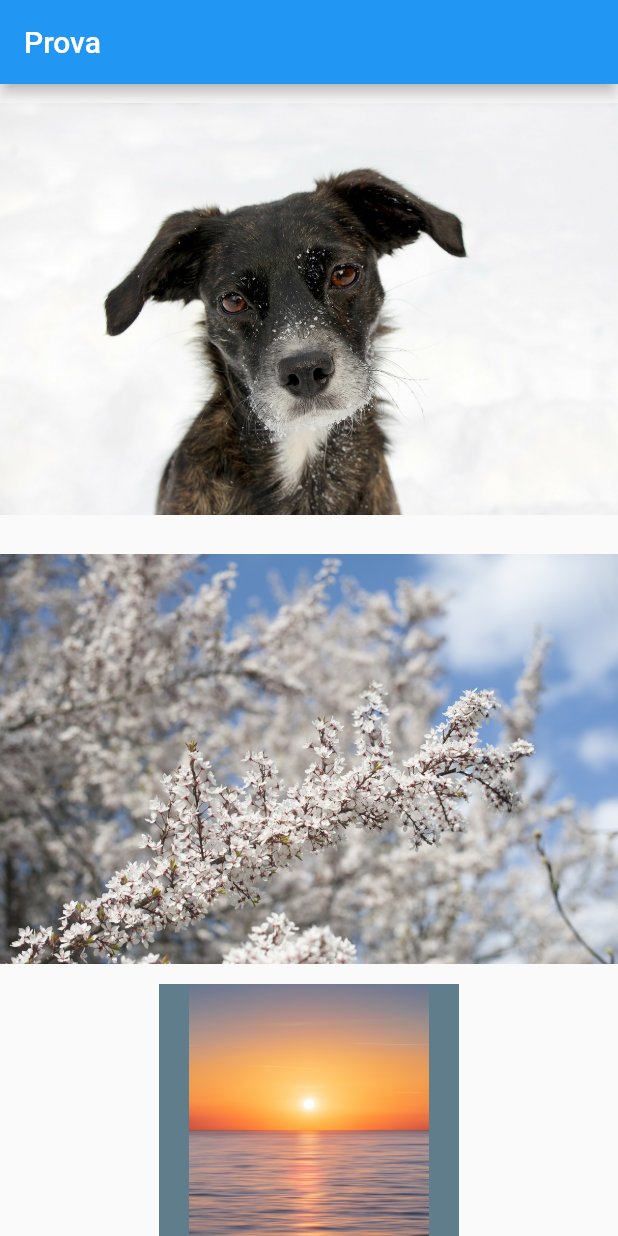
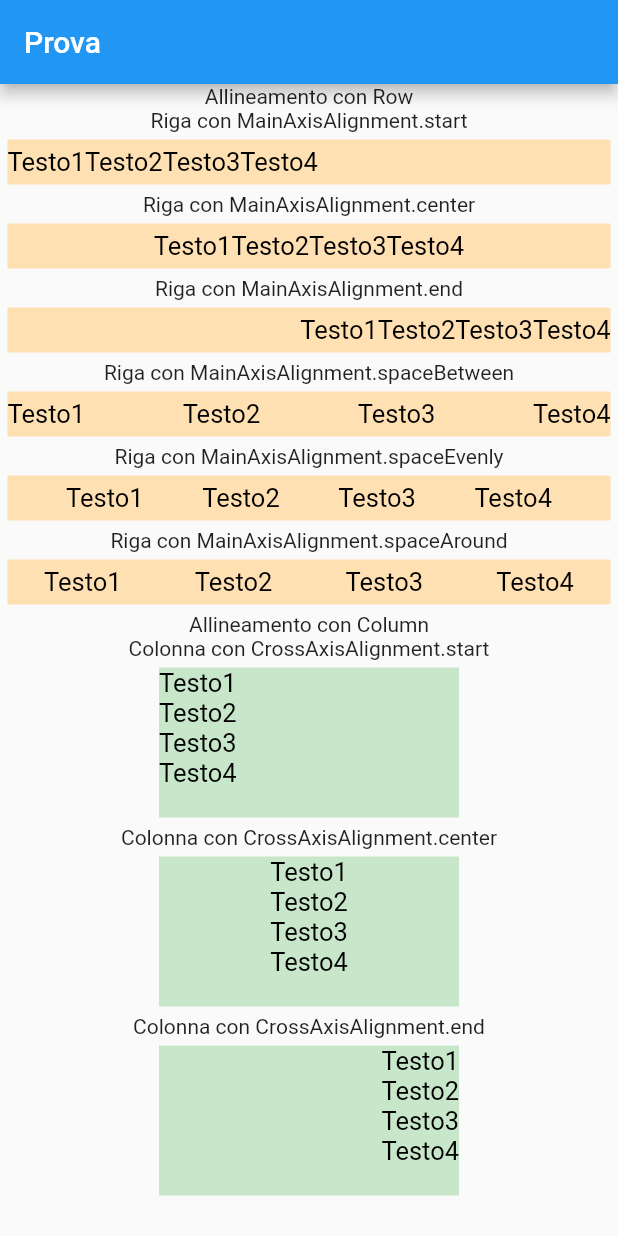
Before and after one commit to Arkan95/flutter_primo_progetto, a Flutter app: the screen it shows after launch, on a phone screen of 412 x 824 dp. Run offline on Flutter 3.47's test engine with Material 2 defaults, Android fonts, the phone set to English and light mode, and no system bars.

Commit message:
Gestione Row e Column

```diff
--- a/lib/main.dart
+++ b/lib/main.dart
@@ -1,14 +1,7 @@
 import 'package:flutter/material.dart';
 
-const _PATH = "assets/images";
-const _PIC01 = "$_PATH/sunset.jpg";
-const _PIC02 = "$_PATH/dog1.jpg";
-const _PIC03 = "$_PATH/dog2.jpg";
-const _PIC04 = "$_PATH/fox.jpg";
-const _PIC05 = "$_PATH/spring.jpg";
-
 void main() {
-  runApp(MyApp());
+  runApp(const MyApp());
 }
 
 class MyApp extends StatelessWidget {
@@ -16,7 +9,7 @@
 
   @override
   Widget build(BuildContext context) {
-    return MaterialApp(
+    return const MaterialApp(
       //Altro...
       home: MyPage(),
     );
@@ -25,70 +18,140 @@
 
 class MyPage extends StatelessWidget {
   const MyPage({Key? key}) : super(key: key);
-
+  Widget _rowMainAlign(mainAxisAlignmentPassato) => Container(
+        color: Colors.orange[100],
+        child: Row(
+          mainAxisAlignment: mainAxisAlignmentPassato,
+          children: <Widget>[
+            Text(
+              "Testo1",
+              style: TextStyle(color: Colors.black, fontSize: 17),
+            ),
+            Text(
+              "Testo2",
+              style: TextStyle(color: Colors.black, fontSize: 17),
+            ),
+            Text(
+              "Testo3",
+              style: TextStyle(color: Colors.black, fontSize: 17),
+            ),
+            Text(
+              "Testo4",
+              style: TextStyle(color: Colors.black, fontSize: 17),
+            ),
+          ],
+        ),
+        height: 30,
+        margin: EdgeInsets.all(5),
+      );
+  Widget _columnMainAlign(crossAxisAlignmentPassato) => Container(
+        color: Colors.green[100],
+        child: Column(
+          crossAxisAlignment: crossAxisAlignmentPassato,
+          children: <Widget>[
+            Text(
+              "Testo1",
+              style: TextStyle(color: Colors.black, fontSize: 17),
+            ),
+            Text(
+              "Testo2",
+              style: TextStyle(color: Colors.black, fontSize: 17),
+            ),
+            Text(
+              "Testo3",
+              style: TextStyle(color: Colors.black, fontSize: 17),
+            ),
+            Text(
+              "Testo4",
+              style: TextStyle(color: Colors.black, fontSize: 17),
+            ),
+          ],
+        ),
+        height: 100,
+        width: 200,
+        margin: EdgeInsets.all(5),
+      );
   @override
   Widget build(BuildContext context) {
     return Scaffold(
       appBar: AppBar(
-        title: Text('Prova'),
+        title: const Text('Prova'),
       ),
       body: SingleChildScrollView(
         child: Column(
           children: <Widget>[
-            //Immagine 1
+            Text(
+              "Allineamento con Row",
+              textAlign: TextAlign.justify,
+            ),
             Container(
-              constraints: BoxConstraints.expand(height: 300),
-              alignment: Alignment.center,
-              child: Image.asset(
-                "assets/images/dog2.jpg",
-                fit: BoxFit.cover,
+              child: Column(
+                children: <Widget>[
+                  Column(
+                    children: <Widget>[
+                      Text("Riga con MainAxisAlignment.start"),
+                      _rowMainAlign(MainAxisAlignment.start),
+                    ],
+                  ),
+                  Column(
+                    children: <Widget>[
+                      Text("Riga con MainAxisAlignment.center"),
+                      _rowMainAlign(MainAxisAlignment.center),
+                    ],
+                  ),
+                  Column(
+                    children: <Widget>[
+                      Text("Riga con MainAxisAlignment.end"),
+                      _rowMainAlign(MainAxisAlignment.end),
+                    ],
+                  ),
+                  Column(
+                    children: <Widget>[
+                      Text("Riga con MainAxisAlignment.spaceBetween"),
+                      _rowMainAlign(MainAxisAlignment.spaceBetween),
+                    ],
+                  ),
+                  Column(
+                    children: <Widget>[
+                      Text("Riga con MainAxisAlignment.spaceEvenly"),
+                      _rowMainAlign(MainAxisAlignment.spaceEvenly),
+                    ],
+                  ),
+                  Column(
+                    children: <Widget>[
+                      Text("Riga con MainAxisAlignment.spaceAround"),
+                      _rowMainAlign(MainAxisAlignment.spaceAround),
+                    ],
+                  ),
+                ],
               ),
             ),
-            //Immagine 2
-            Container(
-              constraints: BoxConstraints.expand(height: 300),
-              alignment: Alignment.center,
-              child: Image(
-                image: AssetImage(_PIC05),
-                fit: BoxFit.cover,
-              ),
-            ),
-            //Immagine 3
-            Container(
-              color: Colors.blueGrey,
-              child: Image.asset(
-                _PIC01,
-                height: 200,
-                width: 200,
-              ),
-            ),
-            //Immagine 4
-            Container(
-              color: Colors.blueGrey,
-              child: Image.asset(
-                _PIC01,
-                fit: BoxFit.fill,
-                height: 150,
-                width: 150,
-              ),
-            ),
-            //Immagine 5
-            Container(
-              color: Colors.blueGrey,
-              child: Image.asset(
-                _PIC01,
-                fit: BoxFit.fitWidth,
-                height: 150,
-                width: 150,
-              ),
+            Text(
+              "Allineamento con Column",
+              textAlign: TextAlign.justify,
             ),
             Container(
-              color: Colors.blueGrey,
-              child: Image.asset(
-                _PIC01,
-                fit: BoxFit.fitHeight,
-                height: 150,
-                width: 150,
+              child: Column(
+                children: <Widget>[
+                  Column(
+                    children: <Widget>[
+                      Text("Colonna con CrossAxisAlignment.start"),
+                      _columnMainAlign(CrossAxisAlignment.start),
+                    ],
+                  ),
+                  Column(
+                    children: <Widget>[
+                      Text("Colonna con CrossAxisAlignment.center"),
+                      _columnMainAlign(CrossAxisAlignment.center),
+                    ],
+                  ),
+                  Column(
+                    children: <Widget>[
+                      Text("Colonna con CrossAxisAlignment.end"),
+                      _columnMainAlign(CrossAxisAlignment.end),
+                    ],
+                  ),
+                ],
               ),
             ),
           ],
--- a/pubspec.yaml
+++ b/pubspec.yaml
@@ -27,13 +27,16 @@ environment:
 # the latest version available on pub.dev. To see which dependencies have newer
 # versions available, run `flutter pub outdated`.
 dependencies:
+
   flutter:
     sdk: flutter
+
 
 
   # The following adds the Cupertino Icons font to your application.
   # Use with the CupertinoIcons class for iOS style icons.
   cupertino_icons: ^1.0.2
+  cached_network_image: ^3.2.0
 
 dev_dependencies:
   flutter_test:
```
Also changed, not shown: pubspec.lock.
